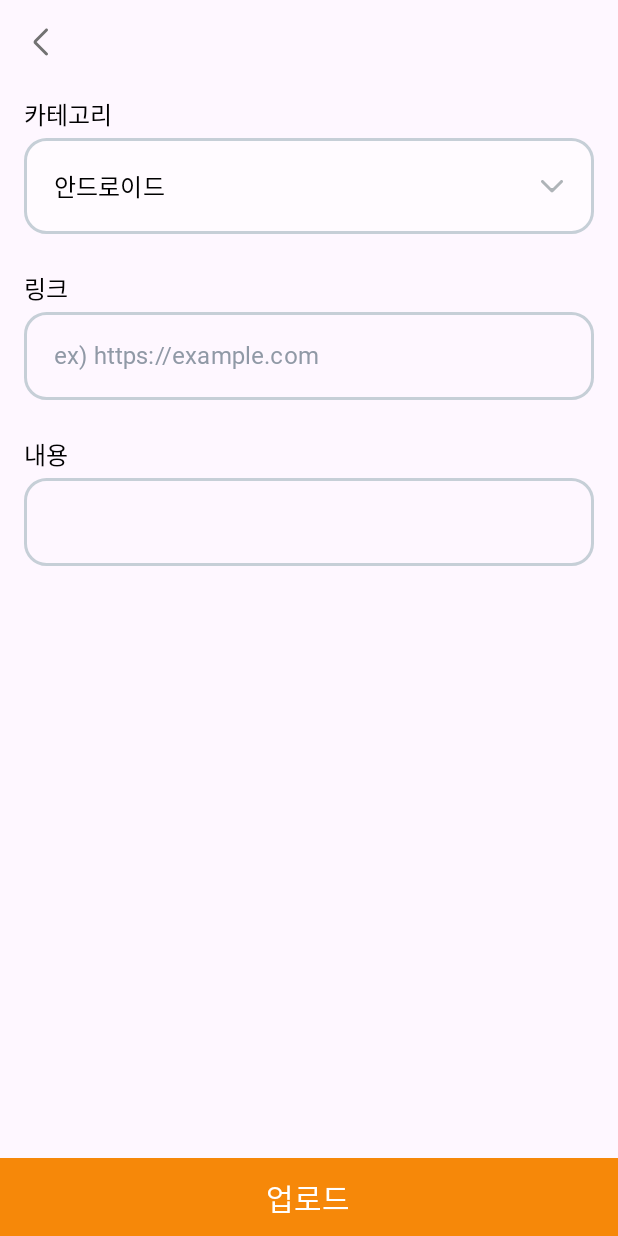
After one commit to Dgist-DSite/android, an Android app built with Jetpack Compose: the PostInsertScreen screen opened through its navigation route, on a phone screen of 412 x 824 dp. The commit adds this screen. Run offline under Robolectric (Android 15) with nearby library versions, the phone set to English and light mode, and no system bars; Roboto replaces fonts that are not available here.

Commit message:
Create:: Post Insert Screen

```diff
--- /dev/null
+++ b/app/src/main/java/com/dgist/dsite/components/bar/DgistTopBar.kt
@@ -0,0 +1,35 @@
+package com.dgist.dsite.components.bar
+
+import androidx.compose.foundation.Image
+import androidx.compose.foundation.layout.Column
+import androidx.compose.foundation.layout.Spacer
+import androidx.compose.foundation.layout.fillMaxWidth
+import androidx.compose.foundation.layout.height
+import androidx.compose.runtime.Composable
+import androidx.compose.ui.Modifier
+import androidx.compose.ui.res.painterResource
+import androidx.compose.ui.unit.dp
+import com.dgist.dsite.R
+import com.dgist.dsite.components.modifier.dgistClickable
+
+@Composable
+fun DgistTopBar(
+    modifier: Modifier = Modifier,
+    onClick: () -> Unit
+) {
+    Column(
+        modifier = Modifier
+            .fillMaxWidth()
+            .then(modifier)
+    ) {
+        Spacer(modifier = Modifier.height(16.dp))
+        Image(
+            modifier = Modifier.dgistClickable(
+                onClick = onClick
+            ),
+            painter = painterResource(id = R.drawable.ic_left_arrow),
+            contentDescription = "뒤로가기 아이콘"
+        )
+        Spacer(modifier = Modifier.height(16.dp))
+    }
+}
--- /dev/null
+++ b/app/src/main/java/com/dgist/dsite/components/select/DgistButtonSelectMenu.kt
@@ -0,0 +1,109 @@
+package com.dgist.dsite.components.select
+
+import androidx.compose.foundation.BorderStroke
+import androidx.compose.foundation.Image
+import androidx.compose.foundation.background
+import androidx.compose.foundation.layout.Box
+import androidx.compose.foundation.layout.Column
+import androidx.compose.foundation.layout.PaddingValues
+import androidx.compose.foundation.layout.fillMaxWidth
+import androidx.compose.foundation.layout.heightIn
+import androidx.compose.foundation.layout.padding
+import androidx.compose.foundation.layout.width
+import androidx.compose.foundation.shape.RoundedCornerShape
+import androidx.compose.material3.Button
+import androidx.compose.material3.ButtonDefaults
+import androidx.compose.material3.DropdownMenu
+import androidx.compose.material3.DropdownMenuItem
+import androidx.compose.runtime.Composable
+import androidx.compose.runtime.getValue
+import androidx.compose.runtime.mutableStateOf
+import androidx.compose.runtime.remember
+import androidx.compose.runtime.setValue
+import androidx.compose.ui.Alignment
+import androidx.compose.ui.Modifier
+import androidx.compose.ui.focus.FocusRequester
+import androidx.compose.ui.focus.focusRequester
+import androidx.compose.ui.geometry.Size
+import androidx.compose.ui.graphics.Color
+import androidx.compose.ui.layout.onGloballyPositioned
+import androidx.compose.ui.platform.LocalDensity
+import androidx.compose.ui.res.painterResource
+import androidx.compose.ui.unit.dp
+import androidx.compose.ui.unit.toSize
+import com.dgist.dsite.R
+import com.dgist.dsite.components.theme.Body1
+import com.dgist.dsite.components.theme.DgistTheme
+import retrofit2.http.Body
+
+@Composable
+fun DgistButtonSelectMenu(
+    itemList: List<String>,
+    modifier: Modifier = Modifier,
+    hint: String = "",
+    onSelectItemListener: (String) -> Unit
+) {
+    // 1. DropDownMenu의 펼쳐짐 상태 정의
+    var isDropDownMenuExpanded by remember { mutableStateOf(false) }
+    var buttonSize by remember { mutableStateOf(Size.Zero) }
+    var buttonText by remember { mutableStateOf(hint) }
+    val focusRequester = remember { FocusRequester() }
+    Column {
+        Button(
+            modifier = modifier
+                .onGloballyPositioned { coordinates ->
+                    buttonSize = coordinates.size.toSize()
+                }
+                .focusRequester(focusRequester),
+            colors = ButtonDefaults.buttonColors(containerColor = Color(0xFFFFFBFF), contentColor = DgistTheme.color.Black),
+            shape = RoundedCornerShape(15.dp),
+            border = BorderStroke(1.5.dp, color = Color(0xFFC6CFD7)),
+            contentPadding = PaddingValues(vertical = 20.dp, horizontal = 20.dp),
+            onClick = { isDropDownMenuExpanded = true }
+        ) {
+            Box(modifier = Modifier.fillMaxWidth()) {
+                Body1(
+                    modifier = Modifier
+                        .align(Alignment.CenterStart),
+                    text = buttonText
+                )
+                Image(
+                    modifier = Modifier
+                        .align(Alignment.CenterEnd),
+                    painter = painterResource(id = R.drawable.ic_bottom_arrow),
+                    contentDescription = "아래 화살표"
+                )
+            }
+
+        }
+
+        // 3. DropDownMenu 정의
+        DropdownMenu(
+            modifier = Modifier
+                .width(
+                    with(LocalDensity.current) {
+                        buttonSize.width.toDp()
+                    }
+                )
+                .heightIn(max = 200.dp)
+                .background(DgistTheme.color.White),
+            expanded = isDropDownMenuExpanded,
+            onDismissRequest = { isDropDownMenuExpanded = false }
+        ) {
+            itemList.forEachIndexed { index, label ->
+                DropdownMenuItem(
+                    modifier = Modifier.background(Color(0xFFFFFBFF)),
+                    text = {
+                        Body1(text = label)
+                    },
+                    onClick = {
+                        buttonText = label
+                        onSelectItemListener(label)
+                        isDropDownMenuExpanded = false
+                    }
+                )
+            }
+        }
+    }
+
+}
--- /dev/null
+++ b/app/src/main/java/com/dgist/dsite/components/textfield/DgistTextField.kt
@@ -0,0 +1,73 @@
+package com.dgist.dsite.components.textfield
+
+import androidx.compose.foundation.border
+import androidx.compose.foundation.layout.Box
+import androidx.compose.foundation.layout.fillMaxWidth
+import androidx.compose.foundation.layout.padding
+import androidx.compose.foundation.shape.RoundedCornerShape
+import androidx.compose.foundation.text.BasicTextField
+import androidx.compose.foundation.text.KeyboardOptions
+import androidx.compose.foundation.text.selection.LocalTextSelectionColors
+import androidx.compose.foundation.text.selection.TextSelectionColors
+import androidx.compose.runtime.Composable
+import androidx.compose.runtime.CompositionLocalProvider
+import androidx.compose.runtime.getValue
+import androidx.compose.runtime.mutableStateOf
+import androidx.compose.runtime.remember
+import androidx.compose.runtime.setValue
+import androidx.compose.ui.Modifier
+import androidx.compose.ui.focus.FocusRequester
+import androidx.compose.ui.focus.focusRequester
+import androidx.compose.ui.focus.onFocusChanged
+import androidx.compose.ui.graphics.Color
+import androidx.compose.ui.graphics.Color.Companion.Black
+import androidx.compose.ui.graphics.Color.Companion.Green
+import androidx.compose.ui.graphics.Color.Companion.Red
+import androidx.compose.ui.graphics.SolidColor
+import androidx.compose.ui.platform.LocalFocusManager
+import androidx.compose.ui.tooling.preview.Preview
+import androidx.compose.ui.unit.dp
+import com.dgist.dsite.components.theme.Body1
+import com.dgist.dsite.components.theme.DgistTheme
+import retrofit2.http.Body
+
+
+@Composable
+fun DgistTextField(
+    modifier: Modifier = Modifier,
+    value: String,
+    hint: String = "",
+    onValueChange: (String) -> Unit,
+    singleLine: Boolean = true,
+
+    keyboardOptions: KeyboardOptions = KeyboardOptions.Default
+) {
+    val focusRequester by remember { mutableStateOf(FocusRequester()) }
+    var isFocus by remember { mutableStateOf(false) }
+    CompositionLocalProvider {
+        BasicTextField(
+            modifier = modifier
+                .border(1.5.dp, Color(0xFFC6CFD7), RoundedCornerShape(15.dp))
+                .focusRequester(focusRequester)
+                .onFocusChanged {
+                    isFocus = it.isFocused
+                },
+            value = value,
+            textStyle = DgistTheme.typography.body1,
+            onValueChange = onValueChange,
+            keyboardOptions = keyboardOptions,
+            singleLine = singleLine,
+            cursorBrush = SolidColor(Black),
+        ) { innerTextField ->
+            Box(modifier = Modifier.padding(20.dp)) {
+                innerTextField()
+                if (!isFocus && value.isEmpty()) {
+                    Body1(
+                        text = hint,
+                        textColor = Color(0xFF9099A6)
+                    )
+                }
+            }
+        }
+    }
+}
--- a/app/src/main/java/com/dgist/dsite/components/theme/Color.kt
+++ b/app/src/main/java/com/dgist/dsite/components/theme/Color.kt
@@ -25,6 +25,7 @@ data class DgistColor (
 
     val SurfaceColor: Color = Color.Unspecified,
     val TimeColor: Color = Color.Unspecified,
+    val Orange: Color = Color.Unspecified
 )
 val DailyDiaryLightColor = DgistColor(
     White = Color(0xFFFFFFFF),
@@ -46,7 +47,9 @@ val DailyDiaryLightColor = DgistColor(
     Black40 = Color(0x66000000),
     Black20 = Color(0x33000000),
     SurfaceColor = Color(0xFFD0D7DE),
-    TimeColor = Color(0xFF656D76)
+    TimeColor = Color(0xFF656D76),
+
+    Orange = Color(0xFFF68809),
 
 )
 
@@ -69,6 +72,10 @@ val DailyDiaryDarkColor = DgistColor(
     Black60 = Color(0x99000000),
     Black40 = Color(0x66000000),
     Black20 = Color(0x33000000),
+    SurfaceColor = Color(0xFFD0D7DE),
+    TimeColor = Color(0xFF656D76),
+
+    Orange = Color(0xFFF68809),
 )
 
 internal val LocalColor = compositionLocalOf { DgistColor() }
--- a/app/src/main/java/com/dgist/dsite/components/theme/Type.kt
+++ b/app/src/main/java/com/dgist/dsite/components/theme/Type.kt
@@ -114,6 +114,27 @@ fun Body1(
         overflow = overflow
     )
 }
+
+@Composable
+fun BoldBody1(
+    text: String,
+    textColor: Color = DgistTheme.color.Black,
+    modifier: Modifier = Modifier,
+    maxLines: Int = 15,
+    overflow: TextOverflow = TextOverflow.Clip
+) {
+    Text(
+        text = text,
+        color = textColor,
+        modifier = modifier,
+        style = DgistTypography.body1.copy(
+            fontWeight = FontWeight.Bold
+        ),
+        maxLines = maxLines,
+        overflow = overflow
+    )
+}
+
 @Composable
 fun Body2(
     text: String,
--- a/app/src/main/java/com/dgist/dsite/ui/feature/post/PostScreen.kt
+++ b/app/src/main/java/com/dgist/dsite/ui/feature/post/PostScreen.kt
@@ -73,7 +73,7 @@ fun PostScreen(
             FloatingActionButton(
                 modifier = Modifier.size(70.dp),
                 onClick = {
-
+                    navController.navigate(NavGroup.Post.POST_INSERT)
                 },
                 shape = RoundedCornerShape(28.dp),
                 containerColor = DgistTheme.color.White
--- /dev/null
+++ b/app/src/main/java/com/dgist/dsite/ui/feature/post/insert/PostInsertScreen.kt
@@ -0,0 +1,126 @@
+package com.dgist.dsite.ui.feature.post.insert
+
+import android.util.Log
+import androidx.compose.foundation.Image
+import androidx.compose.foundation.background
+import androidx.compose.foundation.clickable
+import androidx.compose.foundation.gestures.detectTapGestures
+import androidx.compose.foundation.layout.Box
+import androidx.compose.foundation.layout.Column
+import androidx.compose.foundation.layout.Row
+import androidx.compose.foundation.layout.Spacer
+import androidx.compose.foundation.layout.fillMaxWidth
+import androidx.compose.foundation.layout.height
+import androidx.compose.foundation.layout.padding
+import androidx.compose.foundation.layout.size
+import androidx.compose.foundation.layout.width
+import androidx.compose.material3.Scaffold
+import androidx.compose.runtime.Composable
+import androidx.compose.runtime.getValue
+import androidx.compose.runtime.mutableStateOf
+import androidx.compose.runtime.remember
+import androidx.compose.runtime.setValue
+import androidx.compose.ui.Alignment
+import androidx.compose.ui.Modifier
+import androidx.compose.ui.graphics.Color
+import androidx.compose.ui.input.pointer.pointerInput
+import androidx.compose.ui.platform.LocalFocusManager
+import androidx.compose.ui.res.painterResource
+import androidx.compose.ui.unit.dp
+import com.dgist.dsite.R
+import com.dgist.dsite.components.bar.DgistTopBar
+import com.dgist.dsite.components.figure.Cricle
+import com.dgist.dsite.components.modifier.dgistClickable
+import com.dgist.dsite.components.ogtag.DgistOgTag
+import com.dgist.dsite.components.select.DgistButtonSelectMenu
+import com.dgist.dsite.components.tag.DgistTag
+import com.dgist.dsite.components.textfield.DgistTextField
+import com.dgist.dsite.components.theme.Body1
+import com.dgist.dsite.components.theme.Body3
+import com.dgist.dsite.components.theme.BoldBody1
+import com.dgist.dsite.components.theme.DgistTheme
+import com.dgist.dsite.components.theme.Title1
+import com.dgist.dsite.components.theme.Title2
+import com.dgist.dsite.utiles.TAG
+
+@Composable
+fun PostInsertScreen(
+
+) {
+    val focus = LocalFocusManager.current
+
+    var url by remember { mutableStateOf("") }
+    var category by remember { mutableStateOf("") }
+    var content by remember { mutableStateOf("") }
+    Scaffold(
+        bottomBar = {
+            Box(
+                modifier = Modifier
+                    .fillMaxWidth()
+                    .height(52.dp)
+                    .background(DgistTheme.color.Orange)
+                    .dgistClickable(
+                        rippleEnable = true
+                    ) {
+
+                    },
+                contentAlignment = Alignment.Center
+            ) {
+                Title2(
+                    text = "업로드",
+                    textColor = DgistTheme.color.White
+                )
+            }
+        }
+    ) { padding ->
+        Column(
+            modifier = Modifier
+                .padding(padding)
+                .padding(horizontal = 16.dp)
+                .pointerInput(Unit) {
+                    detectTapGestures(onTap = {
+                        focus.clearFocus()
+
+                    })
+                }
+        ) {
+            DgistTopBar {
+
+            }
+            Spacer(modifier = Modifier.height(8.dp))
+            BoldBody1(text = "카테고리")
+            Spacer(modifier = Modifier.height(4.dp))
+            DgistButtonSelectMenu(
+                itemList = listOf("안드로이드", "웹", "iOS", "서버", "게임", "임베디드", "창업", "기타"),
+                hint = "안드로이드",
+                onSelectItemListener =  {
+                    category = it
+                }
+            )
+            Spacer(modifier = Modifier.height(24.dp))
+            BoldBody1(text = "링크")
+            Spacer(modifier = Modifier.height(4.dp))
+            DgistTextField(
+                modifier = Modifier.fillMaxWidth(),
+                value = url,
+                hint = "ex) https://example.com",
+                onValueChange = {
+                    url = it
+                }
+            )
+
+            Spacer(modifier = Modifier.height(24.dp))
+            BoldBody1(text = "내용")
+            Spacer(modifier = Modifier.height(4.dp))
+            DgistTextField(
+                modifier = Modifier.fillMaxWidth(),
+                value = content,
+                singleLine = false,
+                onValueChange = {
+                    content = it
+                }
+            )
+
+        }
+    }
+}
--- a/app/src/main/java/com/dgist/dsite/ui/root/Nav.kt
+++ b/app/src/main/java/com/dgist/dsite/ui/root/Nav.kt
@@ -5,5 +5,6 @@ sealed class NavGroup(val group: String) {
     object Post: NavGroup("post") {
         const val POST = "post"
         const val POST_INFO = "info/{id}"
+        const val POST_INSERT = "insert"
     }
 }
--- a/app/src/main/java/com/dgist/dsite/ui/root/NavigationGraph.kt
+++ b/app/src/main/java/com/dgist/dsite/ui/root/NavigationGraph.kt
@@ -7,6 +7,7 @@ import androidx.navigation.compose.NavHost
 import androidx.navigation.compose.composable
 import com.dgist.dsite.ui.feature.post.PostScreen
 import com.dgist.dsite.ui.feature.post.info.PostInfoScreen
+import com.dgist.dsite.ui.feature.post.insert.PostInsertScreen
 
 @Composable
 fun NavigationGraph(
@@ -20,12 +21,20 @@ fun NavigationGraph(
                 navController = navController
             )
         }
-        composable(NavGroup.Post.POST_INFO) { backStackEntry ->
+        composable(
+            route =  NavGroup.Post.POST_INFO
+        ) { backStackEntry ->
             PostInfoScreen(
                 navController = navController,
                 id = backStackEntry.arguments?.getString("id")?.toInt()!!
             )
         }
+
+        composable(
+            route = NavGroup.Post.POST_INSERT
+        ) {
+            PostInsertScreen()
+        }
     }
 
 }
--- /dev/null
+++ b/app/src/main/res/drawable/ic_bottom_arrow.xml
@@ -0,0 +1,9 @@
+<vector xmlns:android="http://schemas.android.com/apk/res/android"
+    android:width="16dp"
+    android:height="9dp"
+    android:viewportWidth="16"
+    android:viewportHeight="9">
+  <path
+      android:pathData="M7.293,8.707C7.683,9.098 8.317,9.098 8.707,8.707L15.071,2.343C15.462,1.953 15.462,1.319 15.071,0.929C14.681,0.538 14.047,0.538 13.657,0.929L8,6.586L2.343,0.929C1.953,0.538 1.319,0.538 0.929,0.929C0.538,1.319 0.538,1.953 0.929,2.343L7.293,8.707ZM7,6L7,8L9,8L9,6L7,6Z"
+      android:fillColor="#AFB4B8"/>
+</vector>
```
